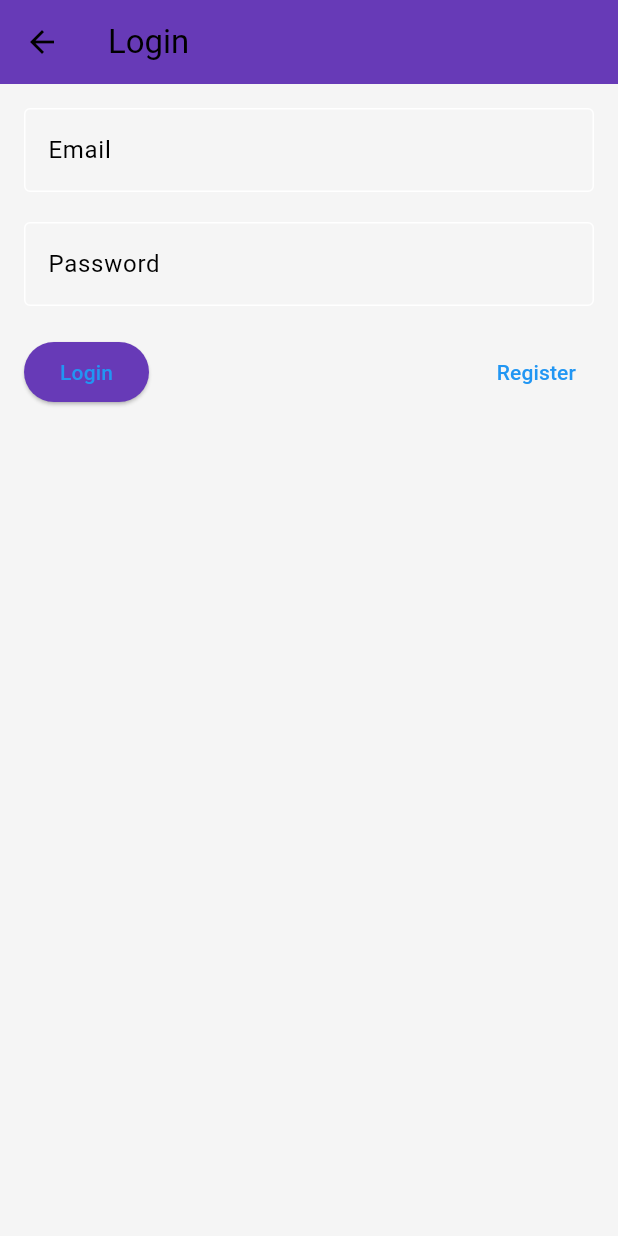
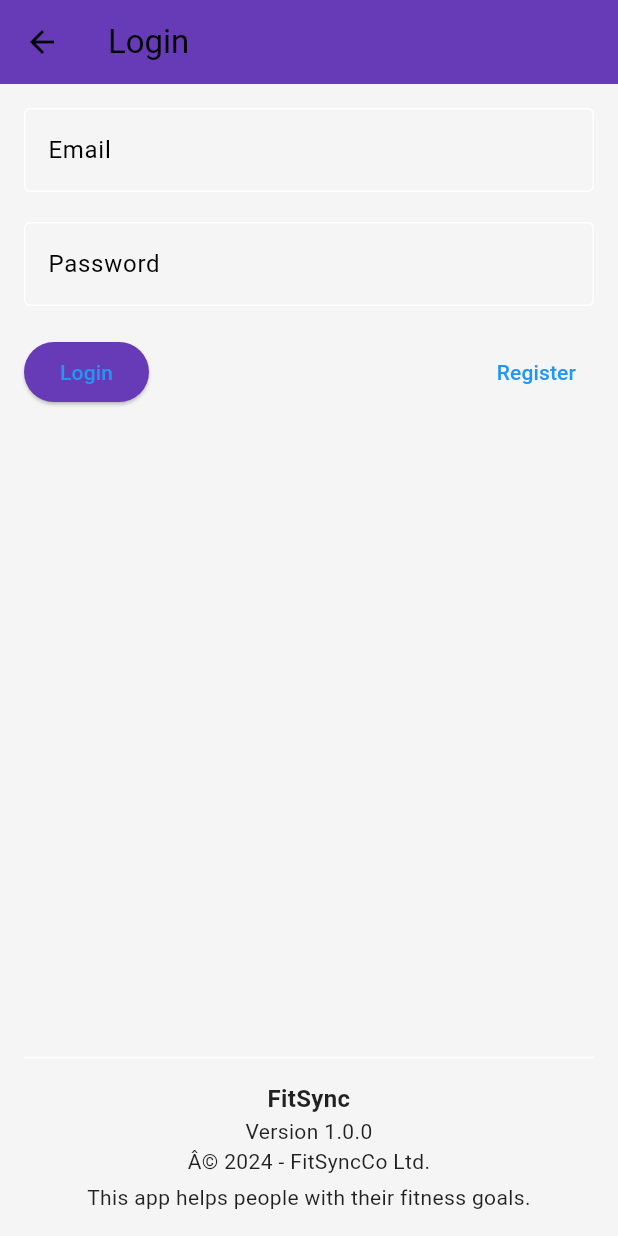
Before and after one commit to WasayAamir/MobileDeviceProject, a Flutter app: the FitsyncHomePage screen opened by its route, after a tap on the "account circle" icon, on a phone screen of 412 x 824 dp. Run offline on Flutter 3.47's test engine with Material 3 defaults, Android fonts, the phone set to English and light mode, and no system bars; our stand-ins replace youtube_player_flutter; network calls fail.

Commit message:
Alert Dialog Fixed/Added App Info On Login Screen

```diff
--- a/lib/screens/fitsync_home_page.dart
+++ b/lib/screens/fitsync_home_page.dart
@@ -173,16 +173,10 @@ class _FitsyncHomePageState extends State<FitsyncHomePage> {
               child: ListView(
                 scrollDirection: Axis.horizontal,
                 children: workouts.map((workout) {
-                  return GestureDetector(
-                    onTap: () => _showWorkoutDialog(context, workout),
-                    child: SizedBox(
-                      height: 300,
-                      child: SlideWidgetWithImage(
-                        title: workout['title'],
-                        imageUrl: workout['imageUrl'],
-                        videoUrl: workout['videoUrl'],
-                      ),
-                    ),
+                  return SlideWidgetWithImage(
+                    title: workout['title'],
+                    imageUrl: workout['imageUrl'],
+                    videoUrl: workout['videoUrl'],
                   );
                 }).toList(),
               ),
--- a/lib/screens/login_page.dart
+++ b/lib/screens/login_page.dart
@@ -34,7 +34,6 @@ class LoginPage extends StatelessWidget {
                 ElevatedButton(
                   onPressed: () {
                     // Handle login logic
-                    // If login is successful, navigate to the Fitsync Home Page
                     Navigator.pushReplacementNamed(context, '/home');
                   },
                   child: Text('Login'),
@@ -49,6 +48,38 @@ class LoginPage extends StatelessWidget {
                 ),
               ],
             ),
+            Spacer(),
+            Divider(), // Divider to visually separate the About section
+            Center(
+              child: Padding(
+                padding: const EdgeInsets.only(top: 8.0),
+                child: Column(
+                  crossAxisAlignment: CrossAxisAlignment.center,
+                  children: [
+                    Text(
+                      'FitSync',
+                      style: TextStyle(fontWeight: FontWeight.bold, fontSize: 16),
+                      textAlign: TextAlign.center,
+                    ),
+                    Text(
+                      'Version 1.0.0',
+                      textAlign: TextAlign.center,
+                    ),
+                    Text(
+                      'Â© 2024 - FitSyncCo Ltd.',
+                      textAlign: TextAlign.center,
+                    ),
+                    Padding(
+                      padding: const EdgeInsets.only(top: 4.0),
+                      child: Text(
+                        'This app helps people with their fitness goals.',
+                        textAlign: TextAlign.center,
+                      ),
+                    ),
+                  ],
+                ),
+              ),
+            ),
           ],
         ),
       ),
```
Also changed, not shown: lib/widgets/slide_widget.dart (+41 -11 lines).
